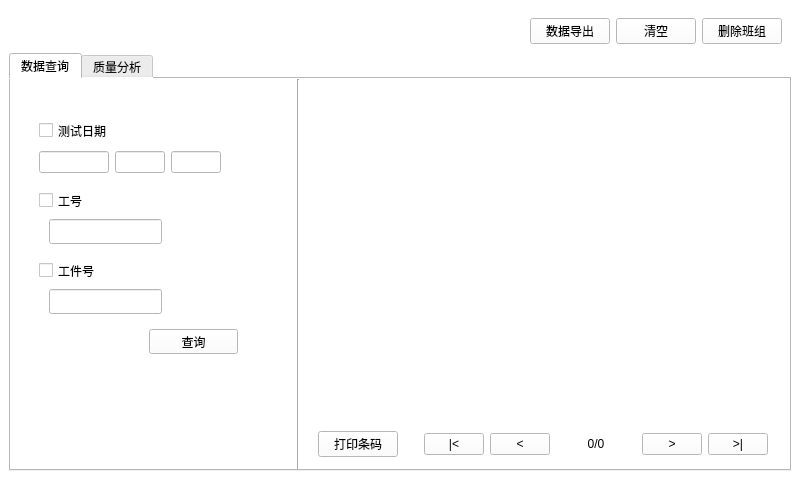
LEmbedder/widget-mcu, file formviewdata.ui: the form before one commit.
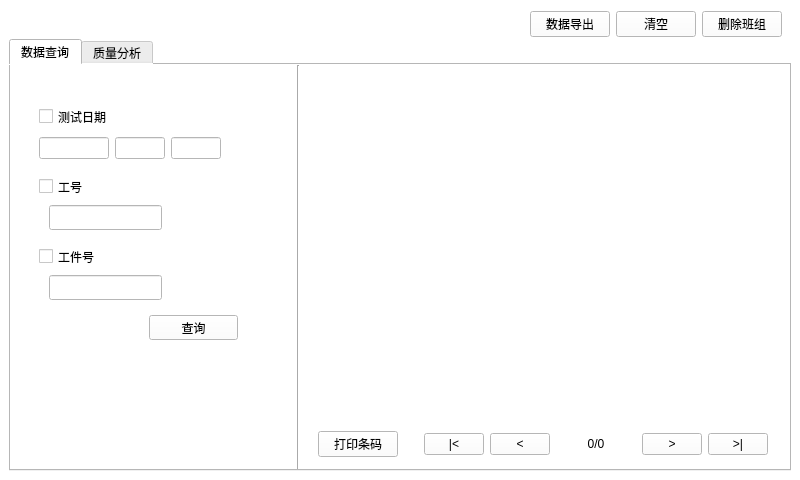
The form after the commit.

Diff of the .ui file:
```diff
--- a/formviewdata.ui
+++ b/formviewdata.ui
@@ -62,6 +62,12 @@
          </size>
         </property>
         <layout class="QHBoxLayout" name="horizontalLayout_2">
+         <property name="topMargin">
+          <number>0</number>
+         </property>
+         <property name="bottomMargin">
+          <number>0</number>
+         </property>
          <item>
           <spacer name="horizontalSpacer">
            <property name="orientation">
```
